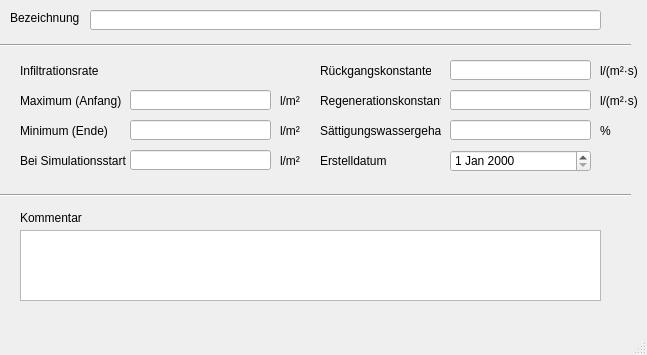
Qt form templates/bodenklassen.ui (hoettges/QKan) before a commit.
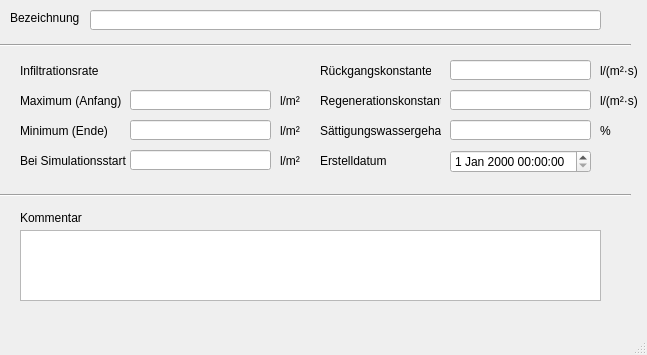
The same form after that commit. Custom widgets are drawn as their Qt base class.

```diff
--- a/templates/bodenklassen.ui
+++ b/templates/bodenklassen.ui
@@ -308,16 +308,6 @@
      </rect>
     </property>
    </widget>
-   <widget class="QDateEdit" name="createdat">
-    <property name="geometry">
-     <rect>
-      <x>450</x>
-      <y>150</y>
-      <width>141</width>
-      <height>22</height>
-     </rect>
-    </property>
-   </widget>
    <widget class="QTextEdit" name="kommentar">
     <property name="geometry">
      <rect>
@@ -341,6 +331,16 @@
      <string>Maximum (Anfang)</string>
     </property>
    </widget>
+   <widget class="QgsDateTimeEdit" name="createdat">
+    <property name="geometry">
+     <rect>
+      <x>450</x>
+      <y>150</y>
+      <width>141</width>
+      <height>23</height>
+     </rect>
+    </property>
+   </widget>
   </widget>
   <widget class="QMenuBar" name="menubar">
    <property name="geometry">
@@ -354,6 +354,13 @@
   </widget>
   <widget class="QStatusBar" name="statusbar"/>
  </widget>
+ <customwidgets>
+  <customwidget>
+   <class>QgsDateTimeEdit</class>
+   <extends>QDateTimeEdit</extends>
+   <header>qgsdatetimeedit.h</header>
+  </customwidget>
+ </customwidgets>
  <resources/>
  <connections/>
 </ui>
```
